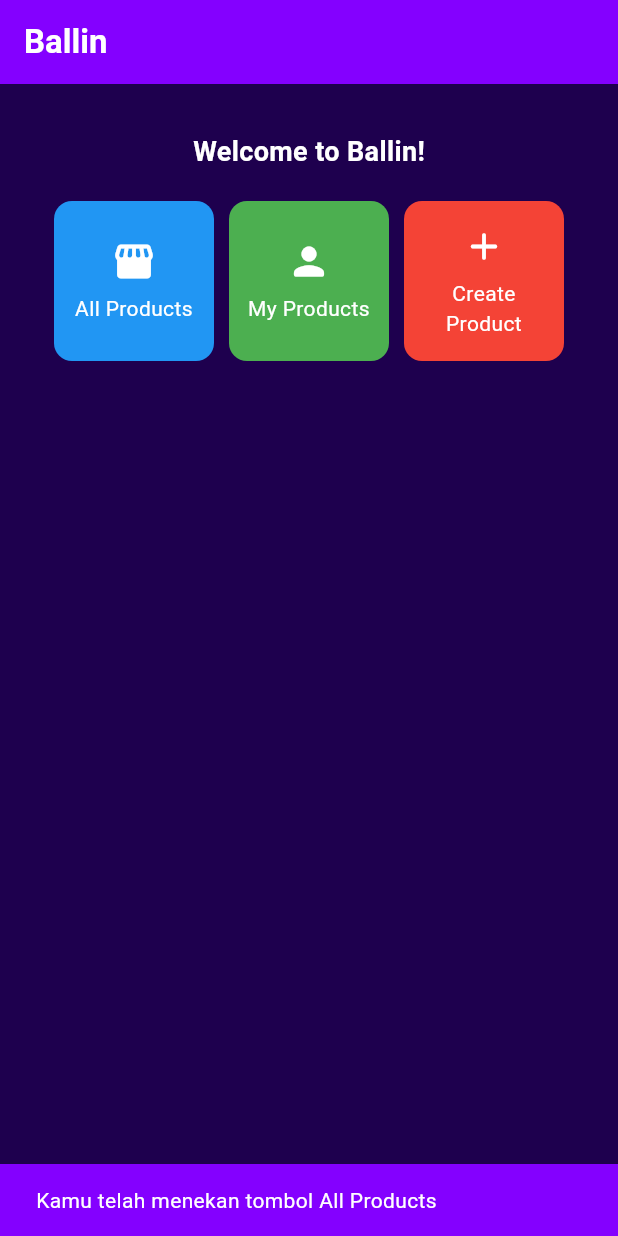
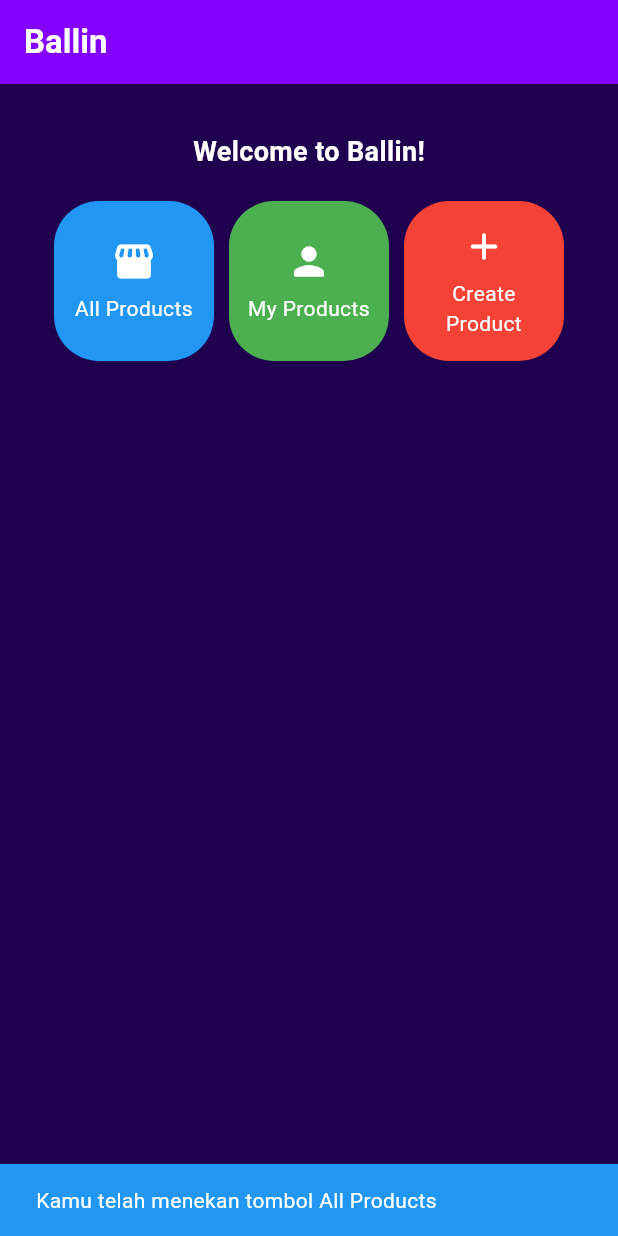
Before and after one commit to nathanaeru/ballin-mobile, a Flutter app: the screen it shows after launch, after a tap on "All Products", on a phone screen of 412 x 824 dp. Run offline on Flutter 3.47's test engine with Material 3 defaults, Android fonts, the phone set to English and light mode, and no system bars.

Commit message:
Change in button looks and finished README

```diff
--- a/lib/homepage.dart
+++ b/lib/homepage.dart
@@ -68,8 +68,6 @@ class ItemHomepage {
 }
 
 class ItemCard extends StatelessWidget {
-  // Menampilkan kartu dengan ikon dan nama.
-
   final ItemHomepage item;
 
   const ItemCard(this.item, {super.key});
@@ -78,15 +76,15 @@ class ItemCard extends StatelessWidget {
   Widget build(BuildContext context) {
     return Material(
       color: item.color,
-      borderRadius: BorderRadius.circular(12),
-
+      borderRadius: BorderRadius.circular(30),
       child: InkWell(
+        borderRadius: BorderRadius.circular(30),
         onTap: () {
           ScaffoldMessenger.of(context)
             ..hideCurrentSnackBar()
             ..showSnackBar(
               SnackBar(
-                backgroundColor: Theme.of(context).colorScheme.primary,
+                backgroundColor: item.color,
                 content: Text(
                   "Kamu telah menekan tombol ${item.name}",
                   style: TextStyle(color: Colors.white),
```
Also changed, not shown: 1 other file.
